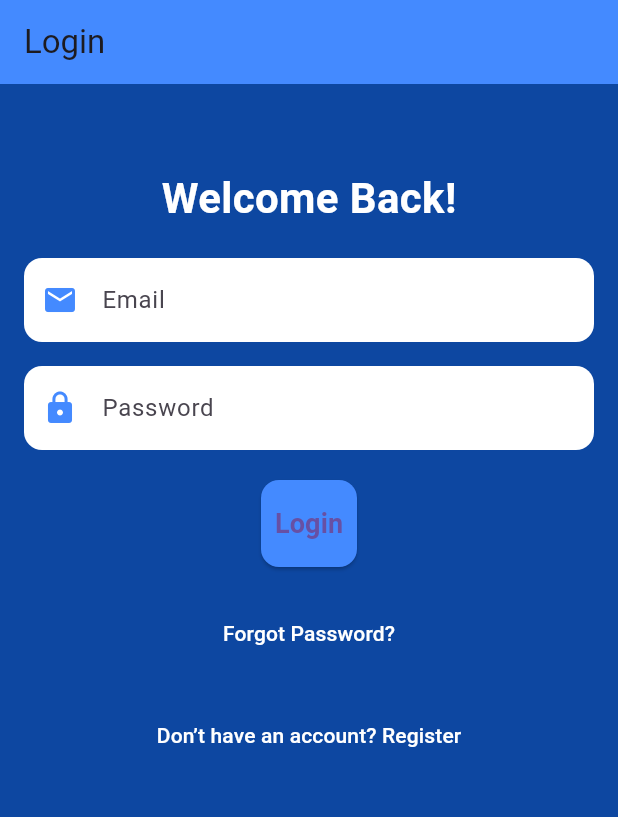
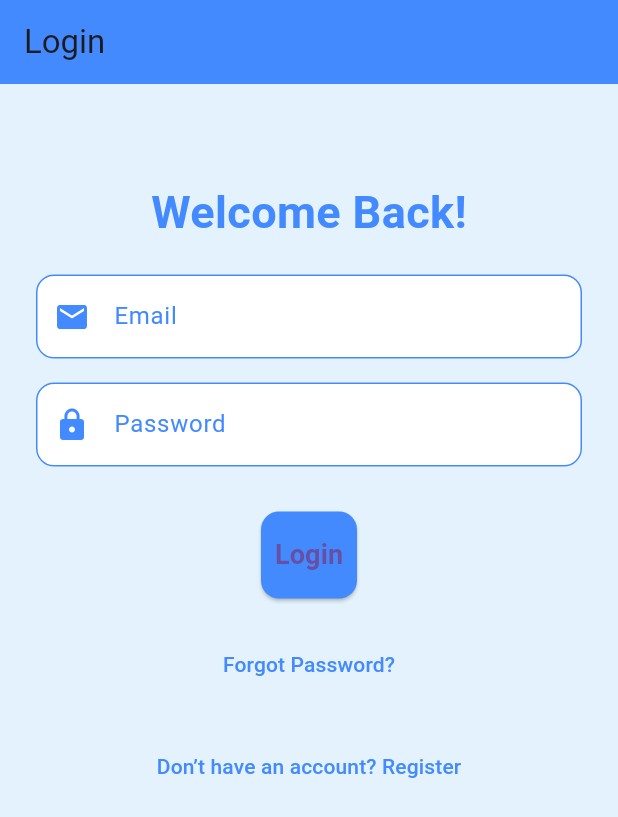
Before and after one commit to NexusGKSoftwares/pure_waters_app, a Flutter app: the screen it shows after launch, on a phone screen of 412 x 824 dp. Shown: the top 817 px of the screen. Run offline on Flutter 3.47's test engine with Material 3 defaults, Android fonts, the phone set to English and light mode, and no system bars; our stand-ins replace image_picker.

```diff
--- a/lib/main.dart
+++ b/lib/main.dart
@@ -2,24 +2,30 @@ import 'package:flutter/material.dart';
 import 'screens/dashboard_screen.dart';
 import 'screens/forgot_password.dart';
 import 'screens/login_screen.dart';
-import 'screens/register_screen.dart'; // Assuming you have this screen
+import 'screens/register_screen.dart';
 
 void main() {
-  runApp(const MyApp());
+  runApp(const PureWatersApp());
 }
 
-class MyApp extends StatelessWidget {
-  const MyApp({super.key});
+class PureWatersApp extends StatelessWidget {
+  const PureWatersApp({super.key});
 
   @override
   Widget build(BuildContext context) {
     return MaterialApp(
-      initialRoute: '/login', // Set initial route to login screen
+      debugShowCheckedModeBanner: false,
+      title: 'Pure Waters Organisation',
+      theme: ThemeData(
+        primarySwatch: Colors.blue,
+        visualDensity: VisualDensity.adaptivePlatformDensity,
+      ),
+      initialRoute: '/login', // Set initial route to Login screen
       routes: {
         '/login': (context) => const LoginPage(),
         '/register': (context) => const RegisterPage(),
         '/forgot_password': (context) => const ForgotPasswordPage(),
-        '/dashboard': (context) => const DashboardScreen(), // Replace with actual screen
+        '/dashboard': (context) => const DashboardScreen(),
       },
     );
   }
--- a/lib/screens/login_screen.dart
+++ b/lib/screens/login_screen.dart
@@ -6,14 +6,16 @@ class LoginPage extends StatelessWidget {
   @override
   Widget build(BuildContext context) {
     return Scaffold(
-      backgroundColor: Colors.blue[900],
+      backgroundColor: Colors.blue[50],
       appBar: AppBar(
         title: const Text('Login'),
         backgroundColor: Colors.blueAccent,
+        elevation: 0, // Reduced elevation for a clean look
       ),
       body: Padding(
-        padding: const EdgeInsets.all(16.0),
+        padding: const EdgeInsets.all(24.0), // Increased padding for cleaner space
         child: SingleChildScrollView(
+          child: Center( // Center the content for balance
             child: Column(
               mainAxisAlignment: MainAxisAlignment.center,
               children: [
@@ -21,39 +23,24 @@ class LoginPage extends StatelessWidget {
                 const Text(
                   'Welcome Back!',
                   style: TextStyle(
-                  fontSize: 28,
+                    fontSize: 30,
                     fontWeight: FontWeight.bold,
-                  color: Colors.white,
+                    color: Colors.blueAccent,
                   ),
                 ),
                 const SizedBox(height: 20),
-              TextField(
-                decoration: InputDecoration(
-                  filled: true,
-                  fillColor: Colors.white,
-                  hintText: 'Email',
-                  prefixIcon: const Icon(Icons.email, color: Colors.blueAccent),
-                  border: OutlineInputBorder(
-                    borderRadius: BorderRadius.circular(12),
-                    borderSide: BorderSide.none,
-                  ),
-                ),
+                _buildInputField(
+                  label: 'Email',
+                  icon: Icons.email,
+                  obscureText: false,
                 ),
                 const SizedBox(height: 16),
-              TextField(
+                _buildInputField(
+                  label: 'Password',
+                  icon: Icons.lock,
                   obscureText: true,
-                decoration: InputDecoration(
-                  filled: true,
-                  fillColor: Colors.white,
-                  hintText: 'Password',
-                  prefixIcon: const Icon(Icons.lock, color: Colors.blueAccent),
-                  border: OutlineInputBorder(
-                    borderRadius: BorderRadius.circular(12),
-                    borderSide: BorderSide.none,
                 ),
-                ),
-              ),
-              const SizedBox(height: 20),
+                const SizedBox(height: 30),
                 ElevatedButton(
                   onPressed: () {
                     // Navigate to Dashboard after successful login
@@ -78,7 +65,7 @@ class LoginPage extends StatelessWidget {
                   },
                   child: const Text(
                     'Forgot Password?',
-                  style: TextStyle(color: Colors.white),
+                    style: TextStyle(color: Colors.blueAccent),
                   ),
                 ),
                 const SizedBox(height: 20),
@@ -88,13 +75,39 @@ class LoginPage extends StatelessWidget {
                   },
                   child: const Text(
                     'Don’t have an account? Register',
-                  style: TextStyle(color: Colors.white),
+                    style: TextStyle(color: Colors.blueAccent),
                   ),
                 ),
               ],
             ),
           ),
         ),
+      ),
+    );
+  }
+
+  Widget _buildInputField({required String label, required IconData icon, required bool obscureText}) {
+    return TextField(
+      obscureText: obscureText,
+      decoration: InputDecoration(
+        filled: true,
+        fillColor: Colors.white,
+        labelText: label,
+        labelStyle: const TextStyle(color: Colors.blueAccent),
+        prefixIcon: Icon(icon, color: Colors.blueAccent),
+        border: OutlineInputBorder(
+          borderRadius: BorderRadius.circular(12),
+          borderSide: BorderSide.none,
+        ),
+        focusedBorder: OutlineInputBorder(
+          borderRadius: BorderRadius.circular(12),
+          borderSide: const BorderSide(color: Colors.blueAccent, width: 2),
+        ),
+        enabledBorder: OutlineInputBorder(
+          borderRadius: BorderRadius.circular(12),
+          borderSide: const BorderSide(color: Colors.blueAccent, width: 1),
+        ),
+      ),
     );
   }
 }
```
Lines whose indentation alone changed are shown as unchanged.
